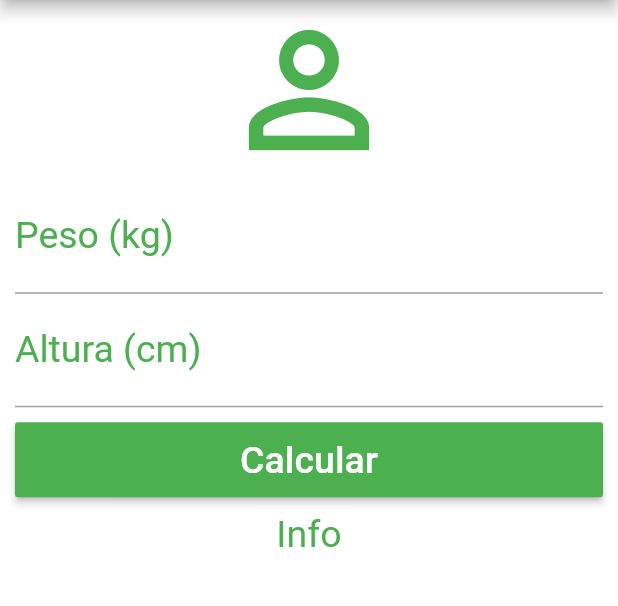
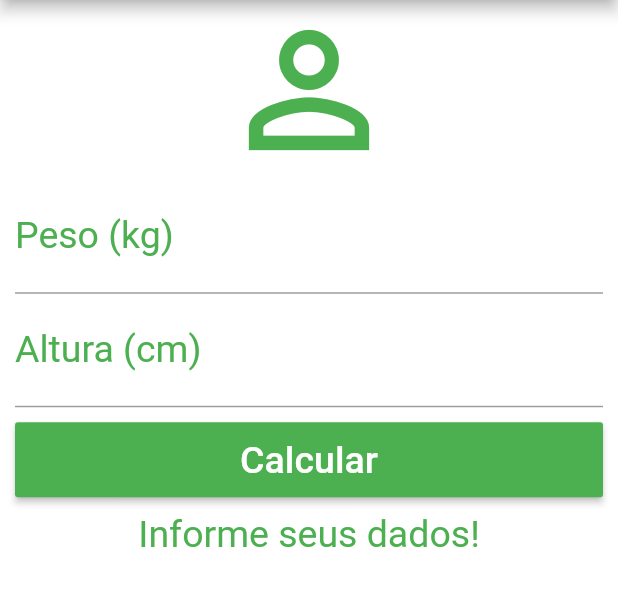
Before and after one commit to devandersonmarinho/Calculadora-IMC, a Flutter app: the screen it shows after launch, after a tap on the "refresh" icon, on a phone screen of 412 x 824 dp, the part 84-690 px from its top. Run offline on Flutter 3.47's test engine with Material 2 defaults, Android fonts, the phone set to English and light mode, and no system bars.

Commit message:
Inicio das Funcionalidades - Criação da função de Refresh

```diff
--- a/lib/main.dart
+++ b/lib/main.dart
@@ -13,6 +13,17 @@ class Home extends StatefulWidget {
 }
 
 class _HomeState extends State<Home> {
+  TextEditingController weightController = TextEditingController();
+  TextEditingController heightController = TextEditingController();
+
+  String _InfoText = "Informe seus dados!";
+
+  void _resetFilds(){
+    weightController.text = "";
+    heightController.text = "";
+    _InfoText = "Informe seus dados!";
+  }
+
   @override
   Widget build(BuildContext context) {
     return Scaffold(
@@ -23,7 +34,7 @@ class _HomeState extends State<Home> {
         actions: <Widget>[
           IconButton(
             icon: Icon(Icons.refresh),
-            onPressed: () {},
+            onPressed: _resetFilds,
           )
         ],
       ),
@@ -45,6 +56,7 @@ class _HomeState extends State<Home> {
                   labelStyle: TextStyle(color: Colors.green)),
               textAlign: TextAlign.center,
               style: TextStyle(color: Colors.green, fontSize: 25.0),
+              controller: weightController,
             ),
             TextField(
               keyboardType: TextInputType.number,
@@ -53,6 +65,7 @@ class _HomeState extends State<Home> {
                   labelStyle: TextStyle(color: Colors.green)),
               textAlign: TextAlign.center,
               style: TextStyle(color: Colors.green, fontSize: 25.0),
+              controller: heightController,
             ),
             Padding(
               padding: EdgeInsets.only(top: 10.0, bottom: 10.0),
@@ -66,9 +79,10 @@ class _HomeState extends State<Home> {
                   ),
                   color: Colors.green,
                 ),
-            ),),
+              ),
+            ),
             Text(
-              'Info',
+              _InfoText,
               textAlign: TextAlign.center,
               style: TextStyle(color: Colors.green, fontSize: 25.0),
             ),
```
Lines whose indentation alone changed are shown as unchanged.
